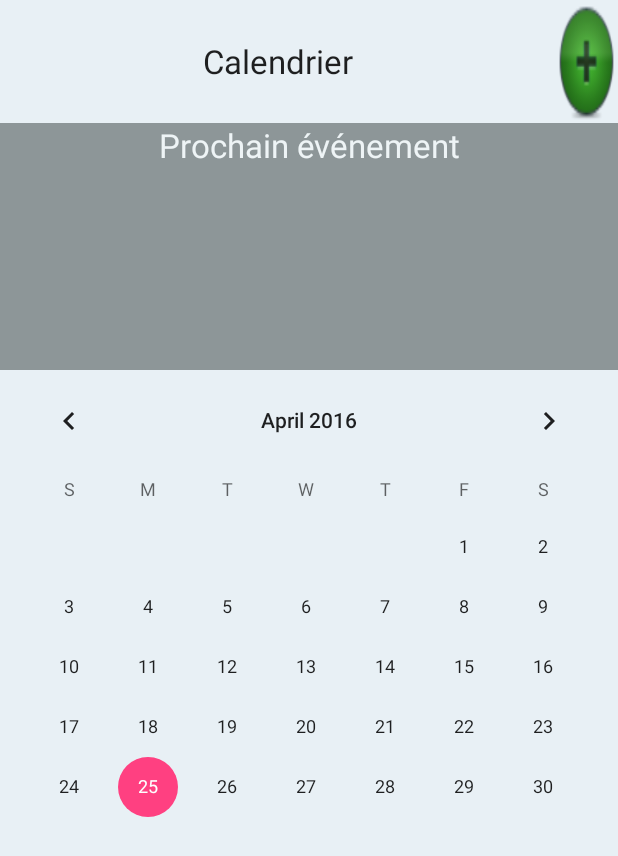
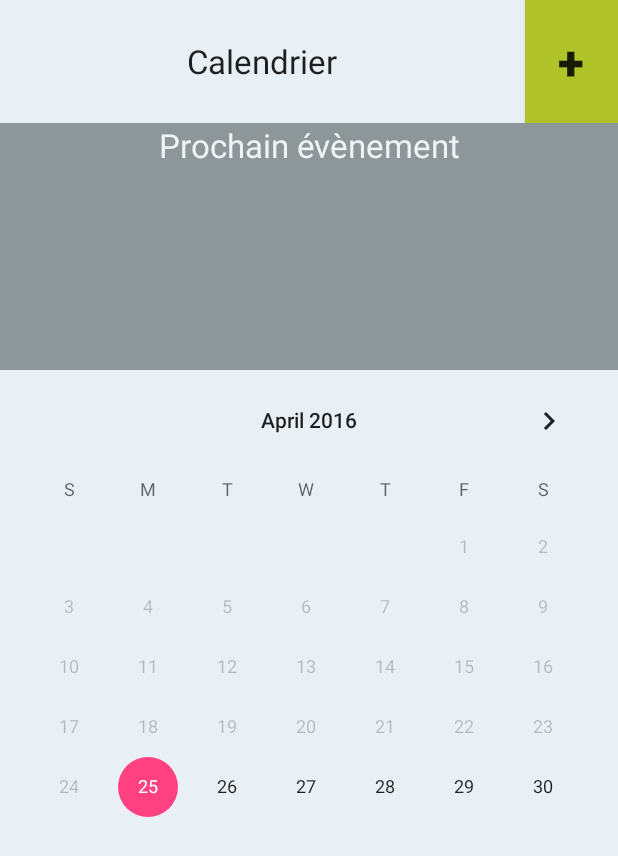
Before and after one commit to Giyomm/SmartGenda, an Android app: the screen it shows after launch (CalendarActivity), on a phone screen of 412 x 824 dp. Shown: the top 856 px of the screen. Run offline under Robolectric (Android 15) with nearby library versions, the light colour scheme and no system bars.

```diff
--- a/app/src/debug/res/values/google_maps_api.xml
+++ b/app/src/debug/res/values/google_maps_api.xml
@@ -16,6 +16,6 @@
     string in this file.
     -->
     <string name="google_maps_key" templateMergeStrategy="preserve" translatable="false">
-        AIzaSyAsopCVQJTc9gTiTgkh_VLgpGOJJogax6Q
+         AIzaSyDxkgXZpLRo-gTF84ml20B9WyyIXDZfSBM
     </string>
 </resources>
--- a/app/src/main/java/com/agenda/ter/smartgenda/CalendarActivity.java
+++ b/app/src/main/java/com/agenda/ter/smartgenda/CalendarActivity.java
@@ -1,16 +1,112 @@
 package com.agenda.ter.smartgenda;
 
+import android.content.DialogInterface;
 import android.content.Intent;
+import android.support.v7.app.AlertDialog;
 import android.support.v7.app.AppCompatActivity;
 import android.os.Bundle;
+import android.util.Log;
 import android.view.View;
+import android.widget.ArrayAdapter;
+import android.widget.CalendarView;
+
+import java.text.ParseException;
+import java.text.SimpleDateFormat;
+import java.util.Date;
 
 public class CalendarActivity extends AppCompatActivity {
+
+    public final static String EXTRA_SELECTED_DATE = "com.agenda.ter.smartgenda.SELECTED_DATE";
+
+    private CalendarView calendar;
+    private Date selectedDate;
 
     @Override
     protected void onCreate(Bundle savedInstanceState) {
         super.onCreate(savedInstanceState);
         setContentView(R.layout.activity_calendar);
+
+        //Init the calendar view
+        calendar = (CalendarView) findViewById(R.id.calendar_view_id);
+
+        //Select the current selected date to the current date
+        selectedDate = new Date(calendar.getDate());
+
+        //Set the selected date as the calendar minimum date to display
+        calendar.setMinDate(selectedDate.getTime());
+
+        calendar.setOnDateChangeListener(new CalendarView.OnDateChangeListener() {
+            @Override
+            public void onSelectedDayChange(CalendarView view, int year, int month, int dayOfMonth) {
+                Log.d("DATE SELECTED",""+dayOfMonth+"/"+(month+1)+"/"+year);
+                String str_date = dayOfMonth+"/"+(month+1)+"/"+year;
+                SimpleDateFormat sdf = new SimpleDateFormat("dd/MM/yyyy");
+                try {
+                    selectedDate = sdf.parse(str_date);
+                } catch (ParseException ex) {
+                    ex.printStackTrace();
+                }
+
+                AlertDialog.Builder eventDialogBuilder = new AlertDialog.Builder(CalendarActivity.this);
+                eventDialogBuilder.setTitle(str_date);
+                eventDialogBuilder.setMessage("Create, delete or modify an Event");
+
+                eventDialogBuilder.setNegativeButton(
+                        "Cancel",
+                        new DialogInterface.OnClickListener() {
+                            @Override
+                            public void onClick(DialogInterface dialog, int which) {
+                                dialog.dismiss();
+                            }
+                        });
+
+                eventDialogBuilder.setPositiveButton(
+                        "Add Event",
+                        new DialogInterface.OnClickListener() {
+                            @Override
+                            public void onClick(DialogInterface dialog, int which) {
+                                Intent intent = new Intent(CalendarActivity.this, EventActivity.class);
+                                intent.putExtra(EXTRA_SELECTED_DATE,selectedDate.getTime());
+                                startActivity(intent);
+                            }
+                        });
+
+                eventDialogBuilder.show();
+
+                /*final ArrayAdapter<String> arrayAdapter = new ArrayAdapter<>(
+                CalendarActivity.this,android.R.layout.select_dialog_singlechoice);
+                arrayAdapter.add("Hardik");
+                arrayAdapter.add("Archit");
+                arrayAdapter.add("Jignesh");
+                arrayAdapter.add("Umang");
+                arrayAdapter.add("Gatti");*/
+
+                /*builderSingle.setAdapter(
+                        arrayAdapter,
+                        new DialogInterface.OnClickListener() {
+                            @Override
+                            public void onClick(DialogInterface dialog, int which) {
+                                String strName = arrayAdapter.getItem(which);
+                                AlertDialog.Builder builderInner = new AlertDialog.Builder(
+                                        CalendarActivity.this);
+                                builderInner.setMessage(strName);
+                                builderInner.setTitle("Your Selected Item is");
+                                builderInner.setPositiveButton(
+                                        "Ok",
+                                        new DialogInterface.OnClickListener() {
+                                            @Override
+                                            public void onClick(
+                                                    DialogInterface dialog,
+                                                    int which) {
+                                                dialog.dismiss();
+                                            }
+                                        });
+                                builderInner.show();
+                            }
+                        });*/
+
+            }
+        });
     }
 
     public void goToEventActivity(View view) {
--- a/app/src/main/res/layout/activity_calendar.xml
+++ b/app/src/main/res/layout/activity_calendar.xml
@@ -17,22 +17,25 @@
         <TextView
             android:layout_width="0dp"
             android:layout_height="match_parent"
-            android:layout_weight="0.9"
+            android:layout_weight="0.85"
             android:textAppearance="?android:attr/textAppearanceLarge"
             android:text="@string/calendar_title_activity_calendar"
-            android:id="@+id/textView"
+            android:id="@+id/calendar_page_title_text_view_id"
             android:textAlignment="center"
             android:gravity="center_vertical" />
 
-        <ImageButton
+        <Button
             android:layout_width="0dp"
             android:layout_height="match_parent"
             android:contentDescription="@string/calendar_add_event_image_desc"
-            android:layout_weight="0.1"
-            android:background="@drawable/button_plus_green"
-            android:id="@+id/imageButton"
+            android:layout_weight="0.15"
+            android:text="@string/add"
+            android:textStyle="bold"
+            android:textSize="32sp"
+            android:id="@+id/add_event_button_id"
             android:onClick="goToEventActivity"
-            android:layout_gravity="center_vertical" />
+            android:layout_gravity="center_vertical"
+            android:background="#b0c429" />
 
     </LinearLayout>
 
@@ -48,7 +51,7 @@
             android:layout_height="wrap_content"
             android:textAppearance="?android:attr/textAppearanceMedium"
             android:text="@string/calendar_next_event_title"
-            android:id="@+id/textView2"
+            android:id="@+id/next_event_text_view_id"
             android:gravity="center_horizontal"
             android:textColor="#eef4f6"
             android:textSize="22sp" />
@@ -57,7 +60,7 @@
 
     <CalendarView
         android:layout_width="match_parent"
-        android:id="@+id/calendarView"
+        android:id="@+id/calendar_view_id"
         android:layout_height="0dp"
         android:layout_weight="0.7" />
 
--- a/app/src/main/res/values/strings.xml
+++ b/app/src/main/res/values/strings.xml
@@ -3,7 +3,8 @@
 
     <string name="calendar_title_activity_calendar">Calendrier</string>
     <string name="calendar_add_event_image_desc">add event button</string>
-    <string name="calendar_next_event_title">Prochain événement</string>
+    <string name="calendar_next_event_title">Prochain évènement</string>
+    <string name="add">+</string>
 
     <string name="title_activity_event">EventActivity</string>
 
```
Also changed, not shown: app/src/main/java/com/agenda/ter/model/Event.java (added, +63 -0 lines), app/src/main/java/com/agenda/ter/model/Meteo.java (added, +56 -0 lines), app/src/main/java/com/agenda/ter/model/Reminder.java (added, +43 -0 lines), app/src/main/java/com/agenda/ter/model/SmartNotification.java (added, +55 -0 lines).
